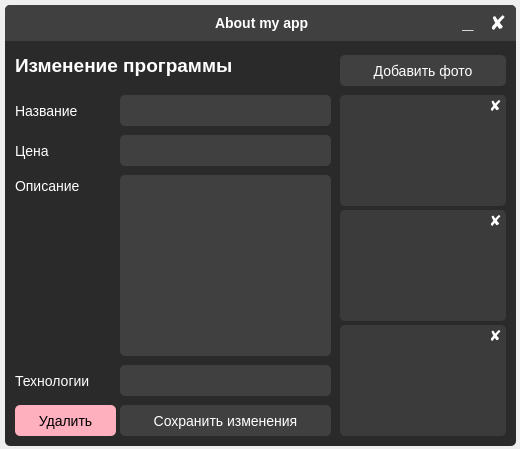
First picture: the form in about_my_app/about_my_app.ui, repository b0shka/selling_apps, before the edit.
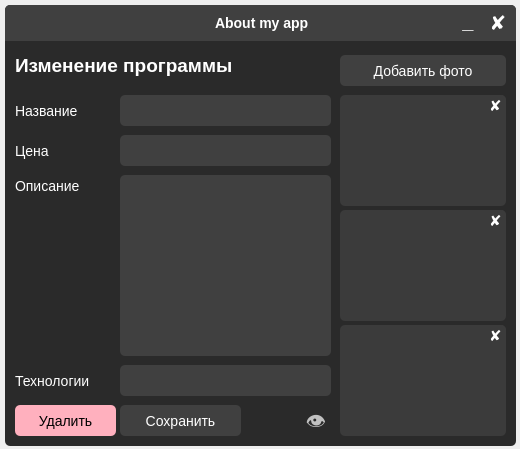
Second picture: the form after the edit.

Diff of the .ui file:
```diff
--- a/about_my_app/about_my_app.ui
+++ b/about_my_app/about_my_app.ui
@@ -204,7 +204,7 @@
      <rect>
       <x>115</x>
       <y>400</y>
-      <width>211</width>
+      <width>121</width>
       <height>31</height>
      </rect>
     </property>
@@ -219,7 +219,7 @@
 }</string>
     </property>
     <property name="text">
-     <string>Сохранить изменения</string>
+     <string>Сохранить</string>
     </property>
    </widget>
    <widget class="QLabel" name="label_3">
@@ -565,6 +565,56 @@
      <string>Добавить фото</string>
     </property>
    </widget>
+   <widget class="QLabel" name="label_13">
+    <property name="geometry">
+     <rect>
+      <x>300</x>
+      <y>405</y>
+      <width>21</width>
+      <height>26</height>
+     </rect>
+    </property>
+    <property name="font">
+     <font>
+      <pointsize>-1</pointsize>
+     </font>
+    </property>
+    <property name="styleSheet">
+     <string notr="true">font-size: 20px;
+color: silver;</string>
+    </property>
+    <property name="text">
+     <string>👁</string>
+    </property>
+    <property name="alignment">
+     <set>Qt::AlignRight|Qt::AlignTrailing|Qt::AlignVCenter</set>
+    </property>
+   </widget>
+   <widget class="QLabel" name="label_14">
+    <property name="geometry">
+     <rect>
+      <x>245</x>
+      <y>405</y>
+      <width>51</width>
+      <height>21</height>
+     </rect>
+    </property>
+    <property name="font">
+     <font>
+      <pointsize>-1</pointsize>
+     </font>
+    </property>
+    <property name="styleSheet">
+     <string notr="true">font-size: 12px;
+color: silver;</string>
+    </property>
+    <property name="text">
+     <string/>
+    </property>
+    <property name="alignment">
+     <set>Qt::AlignRight|Qt::AlignTrailing|Qt::AlignVCenter</set>
+    </property>
+   </widget>
   </widget>
  </widget>
  <resources/>
```
